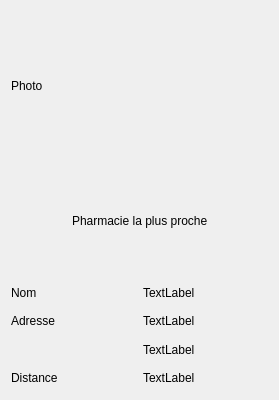
Old version of the form GeoStation_Projet/pharmaciemozaicwidget.ui in the repository SoheibBiga/GeoStation.
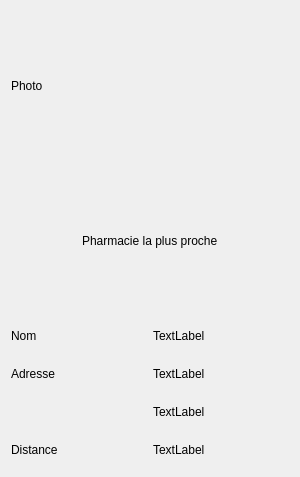
New version of the form. Custom widgets are drawn as their Qt base class.

Commit message: Modification dans pharmacieMozaicWidget

```diff
--- a/GeoStation_Projet/pharmaciemozaicwidget.ui
+++ b/GeoStation_Projet/pharmaciemozaicwidget.ui
@@ -6,10 +6,16 @@
    <rect>
     <x>0</x>
     <y>0</y>
-    <width>279</width>
-    <height>400</height>
+    <width>300</width>
+    <height>477</height>
    </rect>
   </property>
+  <property name="minimumSize">
+   <size>
+    <width>300</width>
+    <height>477</height>
+   </size>
+  </property>
   <property name="windowTitle">
    <string>Form</string>
   </property>
```
The commit also changes 1 other file.
